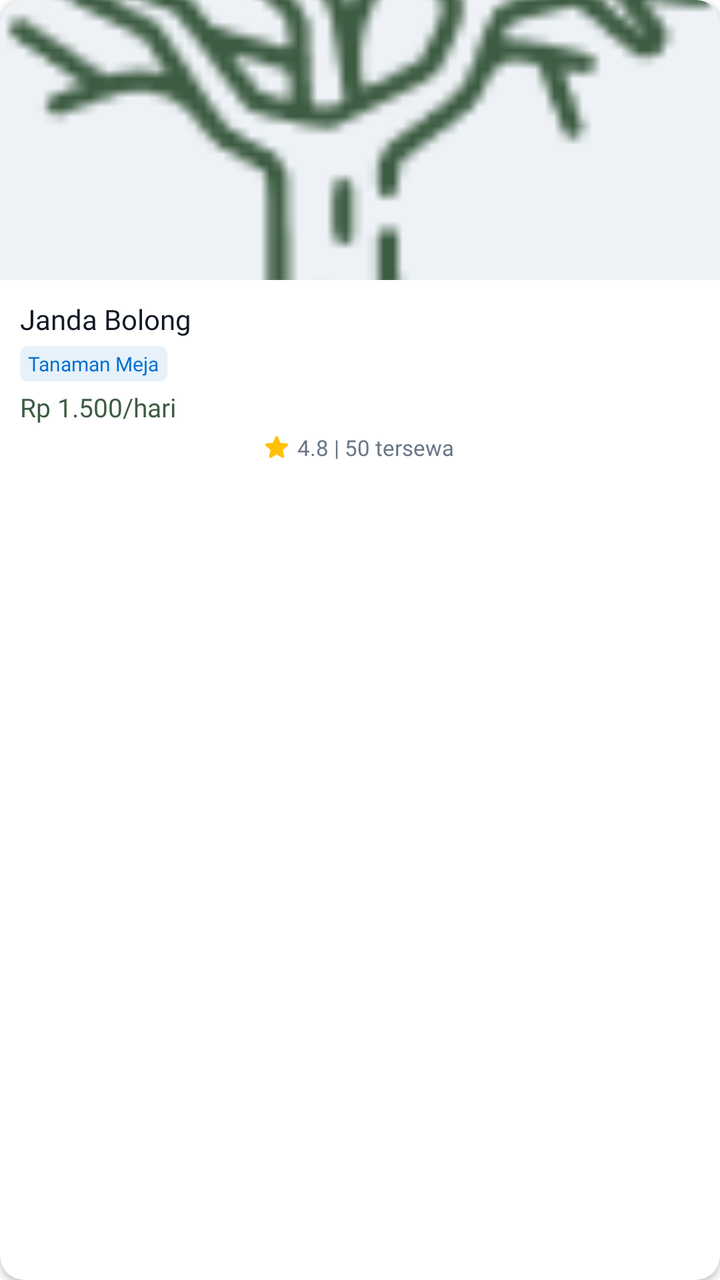
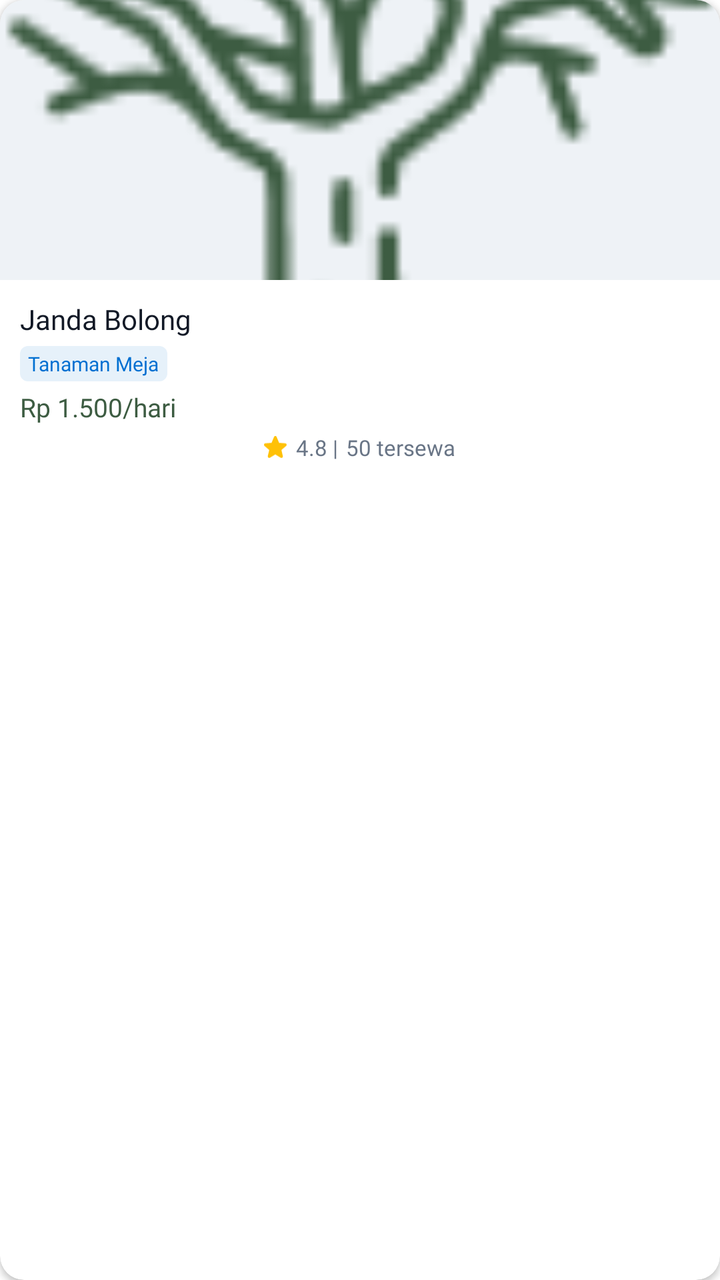

An Android layout rendered at two revisions. The XML below is the earlier revision; the diff shows what the commit changed to produce the second picture.
<!-- AndroidManifest.xml: application theme Theme.Florist -->
<!-- res/layout/item_product_grid.xml -->
<?xml version="1.0" encoding="utf-8"?>
<androidx.cardview.widget.CardView xmlns:android="http://schemas.android.com/apk/res/android"
    xmlns:app="http://schemas.android.com/apk/res-auto"
    android:layout_width="160dp"
    android:layout_height="wrap_content"
    android:layout_margin="8dp"
    app:cardCornerRadius="12dp"
    app:cardElevation="2dp"
    app:cardBackgroundColor="@color/white">

    <LinearLayout
        android:layout_width="match_parent"
        android:layout_height="wrap_content"
        android:orientation="vertical"
        android:paddingBottom="12dp">

        <ImageView
            android:id="@+id/imgProduct"
            android:layout_width="match_parent"
            android:layout_height="140dp"
            android:src="@drawable/logo_icon"
            android:scaleType="centerCrop"
            android:background="@color/gray_100"/>

        <LinearLayout
            android:layout_width="match_parent"
            android:layout_height="wrap_content"
            android:orientation="vertical"
            android:paddingHorizontal="10dp"
            android:paddingTop="10dp">

            <TextView
                android:id="@+id/tvProductName"
                android:layout_width="match_parent"
                android:layout_height="wrap_content"
                android:text="Janda Bolong"
                android:maxLines="2"
                android:ellipsize="end"
                android:textColor="@color/black"
                android:textSize="14sp"
                style="@style/body_md_regular"/>

            <TextView
                android:id="@+id/tvCategoryTag"
                android:layout_width="wrap_content"
                android:layout_height="wrap_content"
                android:layout_marginTop="4dp"
                android:text="Tanaman Meja"
                android:textSize="10sp"
                android:textColor="@color/text_info"
                android:background="@drawable/bg_category_tag"
                style="@style/body_sm_regular"
                android:paddingHorizontal="4dp"
                android:paddingVertical="2dp"/>
            <TextView
                android:id="@+id/tvPrice"
                android:layout_width="wrap_content"
                android:layout_height="wrap_content"
                android:layout_marginTop="4dp"
                android:text="Rp 1.500/hari"
                android:textColor="@color/bg_accent"
                android:textSize="13sp"
                style="@style/body_md_medium"/>

            <LinearLayout
                android:layout_width="match_parent"
                android:layout_height="wrap_content"
                android:orientation="horizontal"
                android:gravity="center"
                android:layout_marginTop="4dp">

                <ImageView
                    android:layout_width="12dp"
                    android:layout_height="12dp"
                    android:src="@drawable/ic_star_review"
                    app:tint="#FFC107"/>

                <TextView
                    android:id="@+id/tvRatingSold"
                    android:layout_width="wrap_content"
                    android:layout_height="wrap_content"
                    android:layout_marginStart="4dp"
                    android:text="4.8 | 50 tersewa"
                    android:textColor="@color/text_secondary"
                    style="@style/label_sm_regular"
                    android:textSize="11sp"/>

            </LinearLayout>

        </LinearLayout>
    </LinearLayout>
</androidx.cardview.widget.CardView>
<!-- resources referenced by this layout -->
<resources>
  <color name="bg_accent">@color/olive_500</color>
  <color name="black">#121926</color>
  <color name="gray_100">#EEF2F6</color>
  <color name="text_info">@color/blue_500</color>
  <color name="text_secondary">@color/gray_500</color>
  <color name="white">#FFFFFF</color>
  <!-- drawable bg_category_tag (drawable) -->
  <?xml version="1.0" encoding="utf-8"?>
  <shape xmlns:android="http://schemas.android.com/apk/res/android"
      android:shape="rectangle">
  
      <solid android:color="@color/surface_info"/>
      <corners
          android:bottomLeftRadius="4dp"
          android:bottomRightRadius="4dp"
          android:topLeftRadius="4dp"
          android:topRightRadius="4dp"
          />
  </shape>
  <!-- drawable ic_star_review (drawable) -->
  <vector android:height="22.285715dp" android:viewportHeight="13"
      android:viewportWidth="14" android:width="24dp" xmlns:android="http://schemas.android.com/apk/res/android">
      <path android:fillColor="#F0A92E" android:fillType="evenOdd" android:pathData="M5.797,0.539C6.096,-0.18 7.114,-0.18 7.413,0.539L8.801,3.876L12.404,4.165C13.179,4.227 13.494,5.195 12.903,5.702L10.158,8.053L10.997,11.569C11.177,12.326 10.354,12.924 9.689,12.518L6.605,10.634L3.521,12.518C2.856,12.924 2.033,12.326 2.213,11.569L3.052,8.053L0.307,5.702C-0.284,5.195 0.03,4.227 0.806,4.165L4.409,3.876L5.797,0.539Z"/>
  </vector>
  <style name="body_md_medium">
          <item name="android:fontFamily">@font/nunitosans_regular</item>
          <item name="android:textSize">14sp</item>
          <item name="android:lineSpacingMultiplier">0.8</item>
          <item name="android:lineSpacingExtra">4sp</item>
          <item name="android:layout_weight">800</item>
          <item name="lineHeight">16px</item>
      </style>
  <style name="body_md_regular">
          <item name="android:fontFamily">@font/nunitosans_regular</item>
          <item name="android:textSize">14sp</item>
          <item name="android:lineSpacingMultiplier">0.87</item>
          <item name="android:lineSpacingExtra">2sp</item>
      </style>
  <style name="body_sm_regular">
          <item name="android:fontFamily">@font/nunitosans_regular</item>
          <item name="android:textSize">12sp</item>
          <item name="android:lineSpacingMultiplier">0.75</item>
          <item name="android:lineSpacingExtra">2sp</item>
      </style>
  <style name="label_sm_regular">
          <item name="android:fontFamily">@font/nunitosans_regular</item>
          <item name="android:textSize">11sp</item>
          <item name="android:lineSpacingMultiplier">0.68</item>
          <item name="android:lineSpacingExtra">5sp</item>
      </style>
  <color name="olive_500">#3D5C42</color>
  <color name="blue_500">#006FD1</color>
  <color name="gray_500">#697586</color>
  <color name="surface_info">@color/blue_50</color>
  <color name="main_color">#3D5C42</color>
  <color name="teal_200">#FF03DAC5</color>
  <color name="teal_700">#FF018786</color>
  <!-- drawable rounded_normal_edittext (drawable) -->
  <?xml version="1.0" encoding="utf-8"?>
  <shape xmlns:android="http://schemas.android.com/apk/res/android"
      android:shape="rectangle">
  
      <solid android:color="@color/white"/>
      <stroke android:color="@color/border_secondary" android:width="1dp"/>
      <corners android:bottomLeftRadius="8dp"
          android:bottomRightRadius="8dp"
          android:topLeftRadius="8dp"
          android:topRightRadius="8dp"/>
  
  </shape>
  <color name="blue_50">#E6F1FA</color>
  <color name="border_secondary">@color/gray_400</color>
  <color name="gray_400">#9AA4B2</color>
  <!-- unchanged entries left out for length: 2 -->
</resources>

<!-- the commit's change to res/layout/item_product_grid.xml (unified diff, before → after) -->
@@ -76,11 +76,20 @@
                     app:tint="#FFC107"/>
 
                 <TextView
-                    android:id="@+id/tvRatingSold"
+                    android:id="@+id/tvRating"
                     android:layout_width="wrap_content"
                     android:layout_height="wrap_content"
                     android:layout_marginStart="4dp"
-                    android:text="4.8 | 50 tersewa"
+                    android:text="4.8 |"
+                    android:textColor="@color/text_secondary"
+                    style="@style/label_sm_regular"
+                    android:textSize="11sp"/>
+                <TextView
+                    android:id="@+id/tvSold"
+                    android:layout_width="wrap_content"
+                    android:layout_height="wrap_content"
+                    android:layout_marginStart="4dp"
+                    android:text="50 tersewa"
                     android:textColor="@color/text_secondary"
                     style="@style/label_sm_regular"
                     android:textSize="11sp"/>
